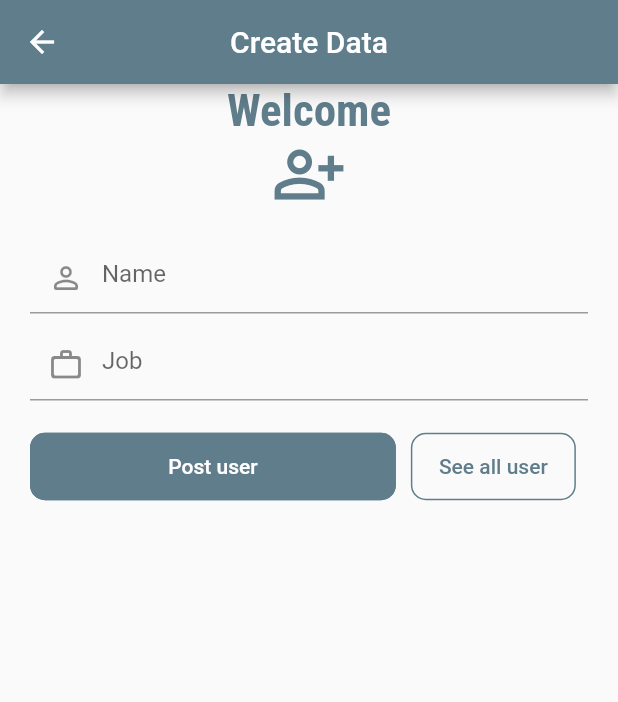
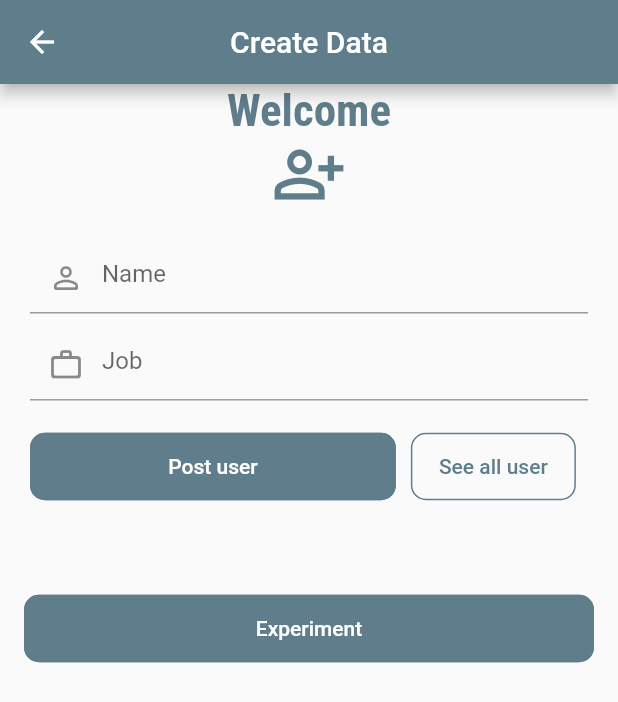
Before and after one commit to aestheticcode98/transisi, a Flutter app: the PageCreate screen opened by its route, on a phone screen of 412 x 824 dp. Shown: the top 702 px of the screen. Run offline on Flutter 3.47's test engine with Material 2 defaults, Android fonts, the phone set to English and light mode, and no system bars; our stand-ins replace flutter_screenutil, get, get_storage, google_fonts; missing offline and left inert: dart_ping, flutter_traceroute; accounts and stored records are empty.

Commit message:
experiment for ping test and tracert

```diff
--- a/lib/features/create/page_create.dart
+++ b/lib/features/create/page_create.dart
@@ -58,18 +58,17 @@ class PageCreate extends GetView<ControllerCreate>{
             ),
           ),
           Container(
-            margin: const EdgeInsets.fromLTRB(20, 20, 20, 0),
+            margin: const EdgeInsets.fromLTRB(20, 20, 20, 60),
             child: Row(
               mainAxisAlignment: MainAxisAlignment.start,
               children: <Widget>[
                 ElevatedButton(
                     onPressed: ()=> controller.create(),
                     style: ElevatedButton.styleFrom(
-                      side: const BorderSide(color: Colors.blueGrey, width: 1),
+                      side: const BorderSide(color: Colors.blueGrey, width: 1), backgroundColor: Colors.blueGrey,
                       shape: RoundedRectangleBorder(
                           borderRadius: BorderRadius.circular(10)
                       ),
-                      primary: Colors.blueGrey,
                       fixedSize: Size(Get.width * 0.592, 45),
                       elevation: 0,
                     ),
@@ -79,12 +78,10 @@ class PageCreate extends GetView<ControllerCreate>{
                 ElevatedButton(
                     onPressed: ()=> Get.toNamed(Routes.list_user),
                     style: ElevatedButton.styleFrom(
-                      side: const BorderSide(color: Colors.blueGrey, width: 1),
+                      foregroundColor: Colors.blueGrey, backgroundColor: Colors.transparent, side: const BorderSide(color: Colors.blueGrey, width: 1),
                       shape: RoundedRectangleBorder(
                         borderRadius: BorderRadius.circular(10)
                       ),
-                      primary: Colors.transparent,
-                      onPrimary: Colors.blueGrey,
                       fixedSize: const Size(110, 45),
                       elevation: 0,
                     ),
@@ -92,7 +89,22 @@ class PageCreate extends GetView<ControllerCreate>{
                 ),
               ],
             ),
-          )
+          ),
+          Padding(
+            padding: const EdgeInsets.symmetric(horizontal: 16),
+            child: ElevatedButton(
+                onPressed: ()=> Get.toNamed(Routes.experiment),
+                style: ElevatedButton.styleFrom(
+                  side: const BorderSide(color: Colors.blueGrey, width: 1), backgroundColor: Colors.blueGrey,
+                  shape: RoundedRectangleBorder(
+                      borderRadius: BorderRadius.circular(10)
+                  ),
+                  fixedSize: Size(Get.width, 45),
+                  elevation: 0,
+                ),
+                child: const Text('Experiment')
+            ),
+          ),
         ],
       ),
     );
--- /dev/null
+++ b/lib/features/experiment/api_experiment.dart
@@ -0,0 +1 @@
+class ApiExperiment{}
--- /dev/null
+++ b/lib/features/experiment/binding_experiment.dart
@@ -0,0 +1,10 @@
+import 'package:get/get.dart';
+import 'package:transisi/features/experiment/api_experiment.dart';
+import 'package:transisi/features/experiment/controller_experiment.dart';
+
+class BindingExperiment implements Bindings{
+  @override
+  void dependencies() {
+    Get.lazyPut<ControllerExperiment>(() => ControllerExperiment(api: ApiExperiment()));
+  }
+}
--- a/lib/pages/app_pages.dart
+++ b/lib/pages/app_pages.dart
@@ -1,6 +1,7 @@
 import 'package:get/get.dart';
 import 'package:transisi/features/create/binding_create.dart';
 import 'package:transisi/features/create/page_create.dart';
+import 'package:transisi/features/experiment/page_experiment.dart';
 import 'package:transisi/features/list_user/binding_listuser.dart';
 import 'package:transisi/features/list_user/page_listuser.dart';
 import 'package:transisi/features/login/page_login.dart';
@@ -9,6 +10,7 @@ import 'package:transisi/features/register/page_register.dart';
 import 'package:transisi/features/single_user/binding_singleuser.dart';
 import 'package:transisi/features/single_user/page_singleuser.dart';
 import 'package:transisi/pages/app_routes.dart';
+import '../features/experiment/binding_experiment.dart';
 import '../features/login/binding_login.dart';
 import '../features/splashscreen/binding_splash.dart';
 import '../features/splashscreen/page_splash.dart';
@@ -45,5 +47,10 @@ class AppPages{
         page: ()=> const PageSingleuser(),
         binding: BindingSingleuser()
     ),
+    GetPage(
+        name: Routes.experiment,
+        page: ()=> const PageExperiment(),
+        binding: BindingExperiment()
+    ),
   ];
 }
--- a/lib/pages/app_routes.dart
+++ b/lib/pages/app_routes.dart
@@ -5,4 +5,5 @@ abstract class Routes{
   static const create ='/create';
   static const list_user ='/list_user';
   static const single_user ='/single_user';
+  static const experiment ='/experiment';
 }
--- a/pubspec.yaml
+++ b/pubspec.yaml
@@ -16,6 +16,8 @@ dependencies:
   get_storage: 2.0.3
   cupertino_icons: ^1.0.2
   google_fonts: ^3.0.1
+  dart_ping: ^8.0.1
+  flutter_traceroute: ^0.0.1+2
 
 dev_dependencies:
   flutter_test:
```
Also changed, not shown: lib/features/experiment/controller_experiment.dart (added, +42 -0 lines), lib/features/experiment/page_experiment.dart (added, +49 -0 lines), pubspec.lock.
